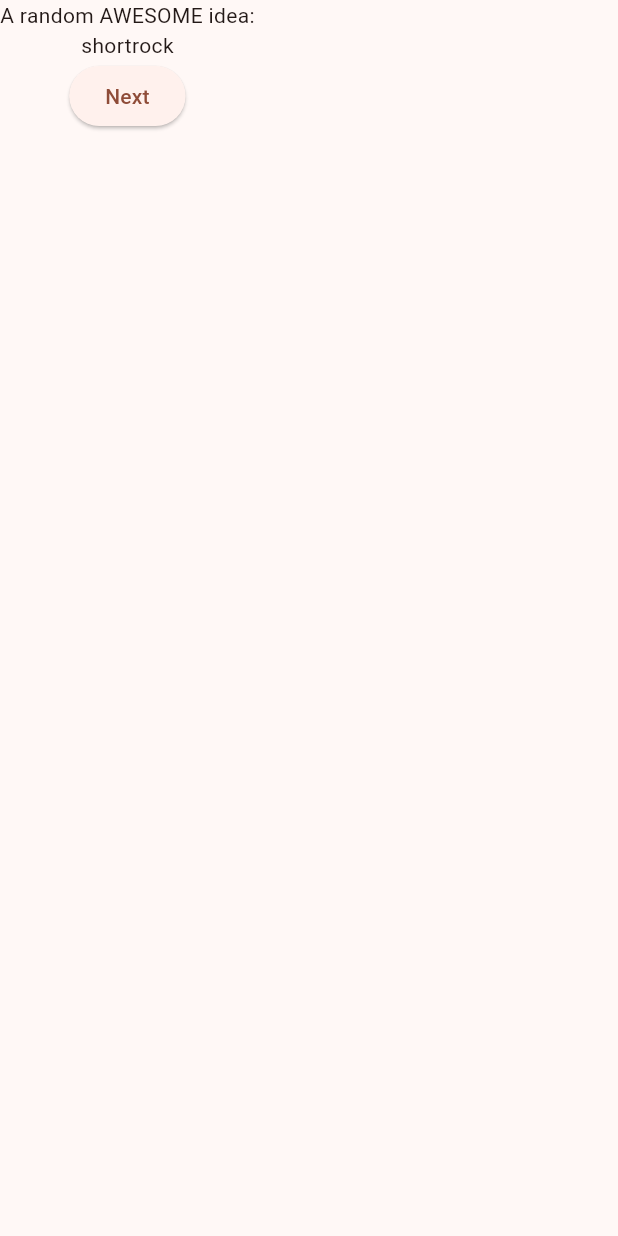
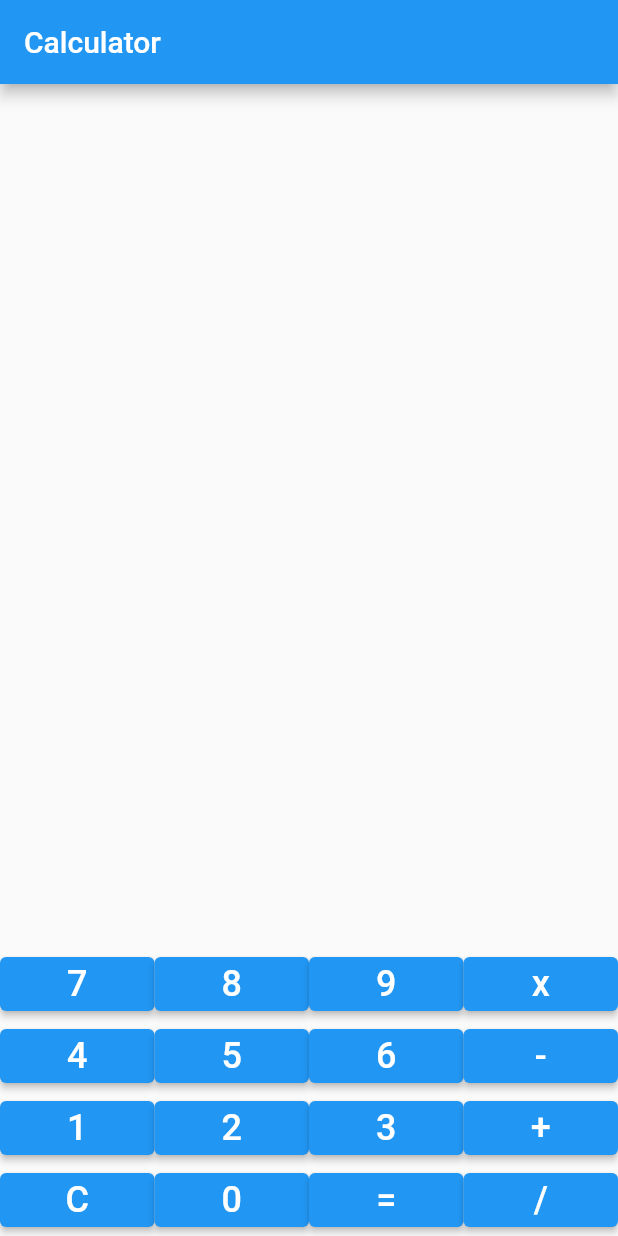
Before and after one commit to Zannatul-Naim/flutter_calculator_ui, a Flutter app: the screen it shows after launch, on a phone screen of 412 x 824 dp. Run offline on Flutter 3.47's test engine with Material 2 defaults, Android fonts, the phone set to English and light mode, and no system bars.

Commit message:
sample calculator ui created

```diff
--- a/lib/main.dart
+++ b/lib/main.dart
@@ -1,54 +1,111 @@
-import 'package:english_words/english_words.dart';
 import 'package:flutter/material.dart';
-import 'package:provider/provider.dart';
 
 void main() {
-  runApp(MyApp());
+  runApp(CalculatorApp());
 }
 
-class MyApp extends StatelessWidget {
-  const MyApp({super.key});
-
+class CalculatorApp extends StatelessWidget {
   @override
   Widget build(BuildContext context) {
-    return ChangeNotifierProvider(
-      create: (context) => MyAppState(),
-      child: MaterialApp(
-        title: 'Namer App',
-        theme: ThemeData(
-          useMaterial3: true,
-          colorScheme: ColorScheme.fromSeed(seedColor: Colors.deepOrange),
-        ),
-        home: MyHomePage(),
-      ),
+    return MaterialApp(
+      home: CalculatorScreen(),
     );
   }
 }
 
-class MyAppState extends ChangeNotifier {
-  var current = WordPair.random();
+class CalculatorScreen extends StatefulWidget {
+  @override
+  // ignore: library_private_types_in_public_api
+  _CalculatorScreenState createState() => _CalculatorScreenState();
 }
 
-class MyHomePage extends StatelessWidget {
+class _CalculatorScreenState extends State<CalculatorScreen> {
+  String _displayText = '';
+
+  void _onButtonPressed(String buttonText) {
+    setState(() {
+      if (buttonText == '=') {
+        // Perform calculation logic here
+      } else if (buttonText == 'C') {
+        _displayText = '';
+      } else {
+        _displayText += buttonText;
+      }
+    });
+  }
+
   @override
   Widget build(BuildContext context) {
-    var appState = context.watch<MyAppState>();
-
     return Scaffold(
+      appBar: AppBar(
+        title: Text('Calculator'),
+      ),
       body: Column(
         children: [
-          Text('A random AWESOME idea:'),
-          Text(appState.current.asLowerCase),
-
-          // ↓ Add this.
-          ElevatedButton(
-            onPressed: () {
-              print('button pressed!');
-            },
-            child: Text('Next'),
+          Expanded(
+            child: Container(
+              alignment: Alignment.bottomRight,
+              padding: EdgeInsets.all(16.0),
+              child: Text(
+                _displayText,
+                style: TextStyle(fontSize: 36.0),
+              ),
+            ),
+          ),
+          Row(
+            children: [
+              CalculatorButton(text: '7', onPressed: _onButtonPressed),
+              CalculatorButton(text: '8', onPressed: _onButtonPressed),
+              CalculatorButton(text: '9', onPressed: _onButtonPressed),
+              CalculatorButton(text: 'x', onPressed: _onButtonPressed),
+            ],
+          ),
+          Row(
+            children: [
+              CalculatorButton(text: '4', onPressed: _onButtonPressed),
+              CalculatorButton(text: '5', onPressed: _onButtonPressed),
+              CalculatorButton(text: '6', onPressed: _onButtonPressed),
+              CalculatorButton(text: '-', onPressed: _onButtonPressed),
+            ],
+          ),
+          Row(
+            children: [
+              CalculatorButton(text: '1', onPressed: _onButtonPressed),
+              CalculatorButton(text: '2', onPressed: _onButtonPressed),
+              CalculatorButton(text: '3', onPressed: _onButtonPressed),
+              CalculatorButton(text: '+', onPressed: _onButtonPressed),
+            ],
+          ),
+          Row(
+            children: [
+              CalculatorButton(text: 'C', onPressed: _onButtonPressed),
+              CalculatorButton(text: '0', onPressed: _onButtonPressed),
+              CalculatorButton(text: '=', onPressed: _onButtonPressed),
+              CalculatorButton(text: '/', onPressed: _onButtonPressed),
+            ],
           ),
         ],
       ),
     );
   }
 }
+
+class CalculatorButton extends StatelessWidget {
+  final String text;
+  final Function(String) onPressed;
+
+  CalculatorButton({required this.text, required this.onPressed});
+
+  @override
+  Widget build(BuildContext context) {
+    return Expanded(
+      child: ElevatedButton(
+        onPressed: () {},
+        child: Text(
+          text,
+          style: TextStyle(fontSize: 24.0),
+        ),
+      ),
+    );
+  }
+}
```
